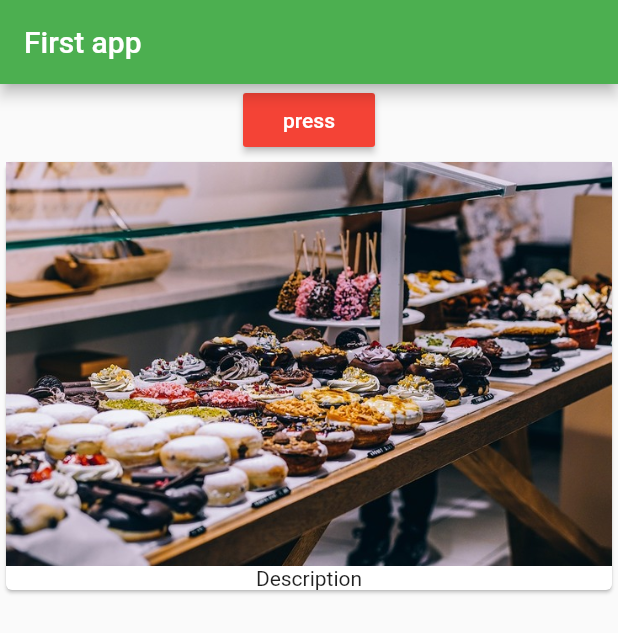
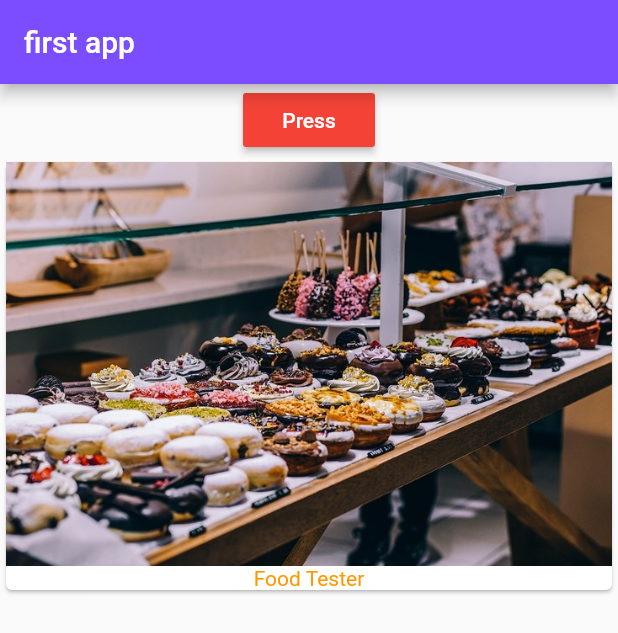
Before and after one commit to Sevak51/adding-list-with-tabs, a Flutter app: the screen it shows after launch, on a phone screen of 412 x 824 dp. Shown: the top 633 px of the screen. Run offline on Flutter 3.47's test engine with Material 2 defaults, Android fonts, the phone set to English and light mode, and no system bars.

Commit message:
Add new list

```diff
--- a/lib/main.dart
+++ b/lib/main.dart
@@ -1,34 +1,56 @@
 import 'package:flutter/material.dart';
-
 main() {
   runApp(MyApp());
 }
-
-class MyApp extends StatelessWidget {
-
+class MyApp extends StatefulWidget {
+  @override
+  State<StatefulWidget> createState() {
+    return _MyAppState();
+  }
+}
+class _MyAppState extends State<MyApp> {
+  List<String> _products = ['Food Tester'];
   build(context) {
-    return MaterialApp (
-     home: Scaffold (
-       appBar: AppBar (
-         title: Text('First app'),
-         backgroundColor: Colors.green,
+    return MaterialApp(
+      home: Scaffold(
+        appBar: AppBar(
+          title: Text('first app'),
+          backgroundColor: Colors.deepPurpleAccent,
         ),
-       body: Column (
-         children: <Widget> [
-           RaisedButton (
-             child: Text('press', style: TextStyle(color: Colors.white), ),
+        body: Column(
+          children: <Widget>[
+            RaisedButton(
+              child: Text(
+                'Press',
+                style: TextStyle(
+                  color: Colors.white,
+                ),
+              ),
               color: Colors.red,
-             onPressed: (){},
+              onPressed: () {
+                setState(() {
+                  _products.add('Advanced food tester');
+                });
+              },
             ),
-           Card (
-             child: Column (
+            Column(
+              children: _products
+                  .map(
+                    (element) => Card(
+                  child: Column(
                     children: <Widget>[
                       Image.asset('assets/food.jpg'),
-                 Text('Description'),
+                      Text(
+                        element,
+                        style: TextStyle(color: Colors.orange),
+                      )
                     ],
+                  ),
+                ),
               )
-           ),
-         ]
+                  .toList(),
+            )
+          ],
         ),
       ),
     );
```
Lines whose indentation alone changed are shown as unchanged.
